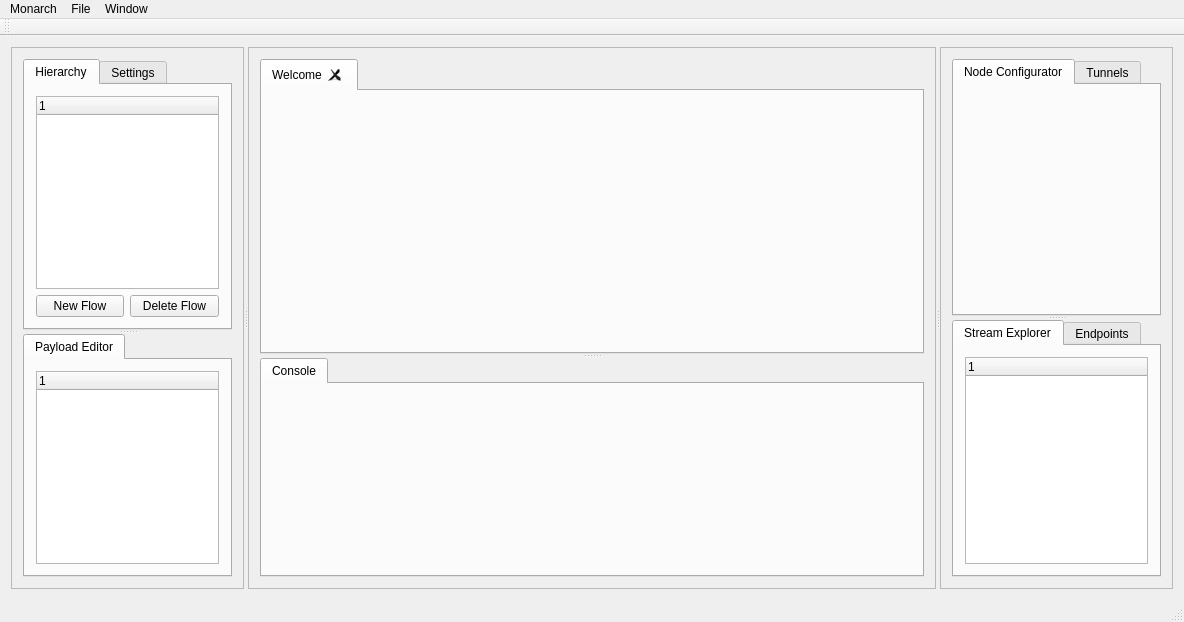
Old version of the form Monarch-Connect/mainwindow.ui in the repository Toms42/Monarch-Connect.
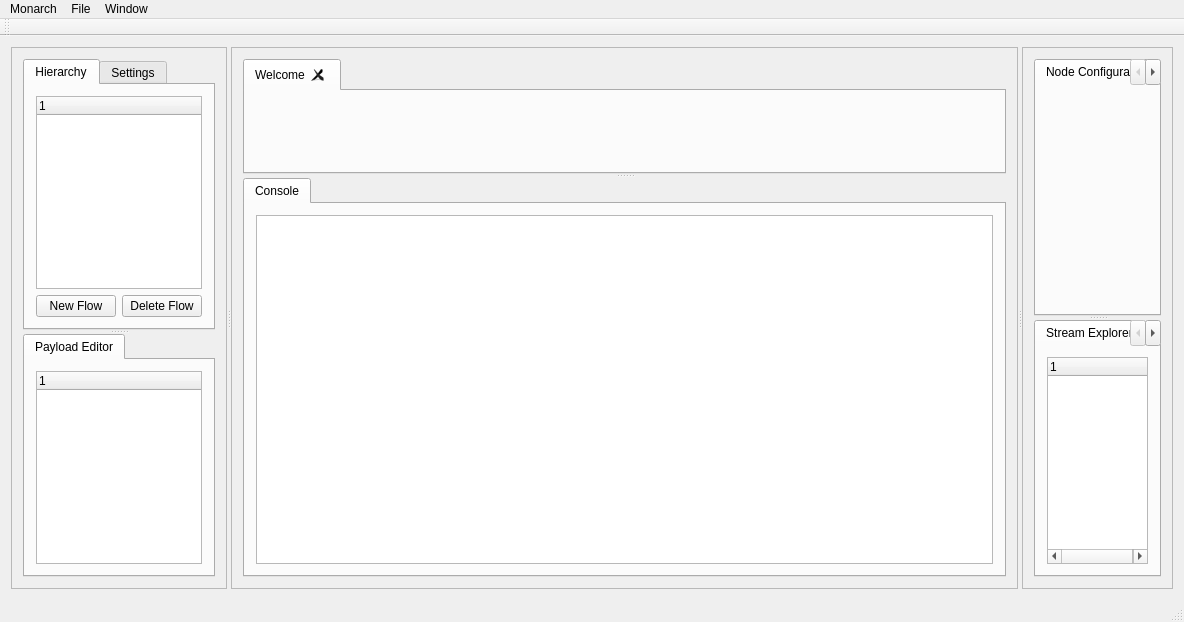
New version of the form.

```diff
--- a/Monarch-Connect/mainwindow.ui
+++ b/Monarch-Connect/mainwindow.ui
@@ -224,7 +224,7 @@
             </attribute>
             <layout class="QGridLayout" name="gridLayout_10">
              <item row="0" column="0">
-              <widget class="QWidget" name="widget" native="true"/>
+              <widget class="QPlainTextEdit" name="plainTextEdit"/>
              </item>
             </layout>
            </widget>
```
